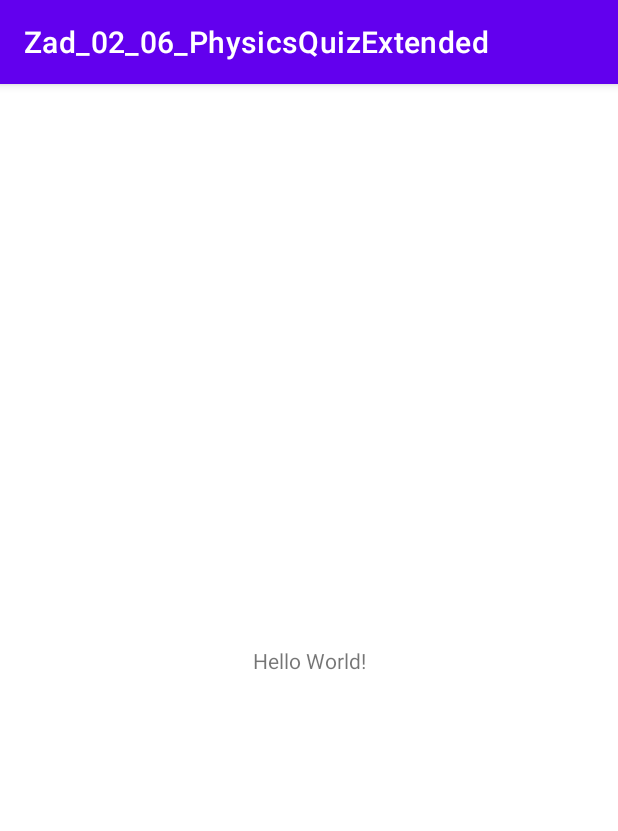
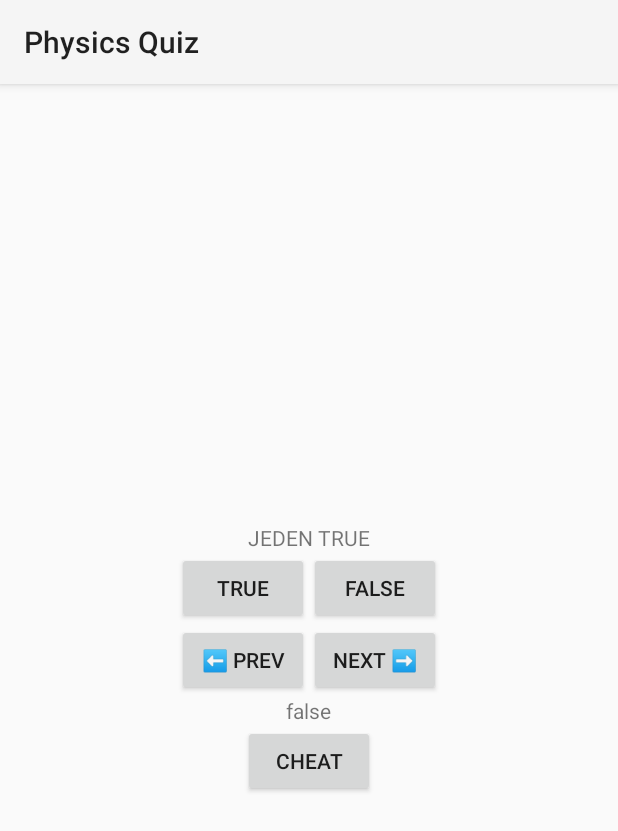
Before and after one commit to Cooookiez/UWr-Programowanie-Urzadzen-Mobilnych, an Android app: the screen it shows after launch (MainActivity), on a phone screen of 412 x 824 dp. Shown: the top 831 px of the screen. Run offline under Robolectric (Android 15) with nearby library versions, the light colour scheme and no system bars.

Commit message:
Zad_02_06 – cheated

```diff
--- a/Listy/Zad_02_06_PhysicsQuizExtended/app/build.gradle
+++ b/Listy/Zad_02_06_PhysicsQuizExtended/app/build.gradle
@@ -1,6 +1,7 @@
 plugins {
     id 'com.android.application'
     id 'kotlin-android'
+    id 'kotlin-android-extensions'
 }
 
 android {
@@ -39,6 +40,8 @@ dependencies {
     implementation 'androidx.appcompat:appcompat:1.2.0'
     implementation 'com.google.android.material:material:1.2.1'
     implementation 'androidx.constraintlayout:constraintlayout:2.0.3'
+    implementation 'androidx.navigation:navigation-fragment-ktx:2.2.2'
+    implementation 'androidx.navigation:navigation-ui-ktx:2.2.2'
     testImplementation 'junit:junit:4.+'
     androidTestImplementation 'androidx.test.ext:junit:1.1.2'
     androidTestImplementation 'androidx.test.espresso:espresso-core:3.3.0'
--- a/Listy/Zad_02_06_PhysicsQuizExtended/app/src/main/AndroidManifest.xml
+++ b/Listy/Zad_02_06_PhysicsQuizExtended/app/src/main/AndroidManifest.xml
@@ -8,7 +8,8 @@
         android:label="@string/app_name"
         android:roundIcon="@mipmap/ic_launcher_round"
         android:supportsRtl="true"
-        android:theme="@style/Theme.Zad_02_06_PhysicsQuizExtended">
+        android:theme="@style/Theme.AppCompat.Light">
+        <activity android:name=".Cheater"></activity>
         <activity android:name=".MainActivity">
             <intent-filter>
                 <action android:name="android.intent.action.MAIN" />
--- a/Listy/Zad_02_06_PhysicsQuizExtended/app/src/main/java/com/example/zad_02_06_physicsquizextended/MainActivity.kt
+++ b/Listy/Zad_02_06_PhysicsQuizExtended/app/src/main/java/com/example/zad_02_06_physicsquizextended/MainActivity.kt
@@ -1,11 +1,80 @@
 package com.example.zad_02_06_physicsquizextended
 
+import android.content.Intent
 import androidx.appcompat.app.AppCompatActivity
 import android.os.Bundle
+import android.util.Log
+import kotlinx.android.synthetic.main.activity_main.*
 
 class MainActivity : AppCompatActivity() {
+
+    companion object {
+        const val EXTRA_QUESTION: String = "com.example.zad_02_06_PhysicsQuizExtended.extra.QUESTION"
+        const val CHEATED_ANSWER = 1
+    }
+
+    private val questionBank = listOf(
+        Question("JEDEN TRUE", true),
+        Question("DWA FALSE", false),
+        Question("CZY FALSE", false),
+        Question("CZTERY TRUE", true),
+        Question("PIĘĆ FALSE", false),
+    )
+
+    private var curIndex: Int = 0
+
     override fun onCreate(savedInstanceState: Bundle?) {
         super.onCreate(savedInstanceState)
         setContentView(R.layout.activity_main)
+
+        updateQuestion()
+
+        btnOdpTrue.setOnClickListener { checkAnswer(true) }
+
+        btnOdpFalse.setOnClickListener { checkAnswer(false) }
+
+        btnCheat.setOnClickListener {
+            var intent: Intent = Intent(this, Cheater::class.java)
+            intent.putExtra(EXTRA_QUESTION, questionBank[curIndex])
+            startActivityForResult(intent, CHEATED_ANSWER)
+        }
+
+        btnNext.setOnClickListener {
+            curIndex = (curIndex+1) % questionBank.size
+            updateQuestion()
+        }
+
+        btnPrev.setOnClickListener {
+            curIndex -= 1
+            if (curIndex < 0) {
+                curIndex = questionBank.size - 1
+            }
+            updateQuestion()
+        }
+
     }
+
+    private fun checkAnswer(usrAns: Boolean) {
+        val correctAns = questionBank[curIndex].getAnswer()
+        questionBank[curIndex].setAnswered(true)
+    }
+
+    private fun updateQuestion() {
+        questionTextShow.text = questionBank[curIndex].getText()
+        questionCurMaxNumber.text = questionBank[curIndex].getCheated().toString()
+    }
+
+    override fun onActivityResult(requestCode: Int, resultCode: Int, data: Intent?) {
+        super.onActivityResult(requestCode, resultCode, data)
+        val replyQuestion = data?.getParcelableExtra<Question>(EXTRA_QUESTION)
+
+        val cheated = replyQuestion?.getCheated()
+
+        if (cheated != null) {
+            questionBank[curIndex].setCheated(cheated)
+        }
+
+        updateQuestion()
+    }
+
 }
--- a/Listy/Zad_02_06_PhysicsQuizExtended/app/src/main/res/layout/activity_main.xml
+++ b/Listy/Zad_02_06_PhysicsQuizExtended/app/src/main/res/layout/activity_main.xml
@@ -1,18 +1,68 @@
 <?xml version="1.0" encoding="utf-8"?>
-<androidx.constraintlayout.widget.ConstraintLayout xmlns:android="http://schemas.android.com/apk/res/android"
+<LinearLayout xmlns:android="http://schemas.android.com/apk/res/android"
     xmlns:app="http://schemas.android.com/apk/res-auto"
     xmlns:tools="http://schemas.android.com/tools"
     android:layout_width="match_parent"
     android:layout_height="match_parent"
+    android:orientation="vertical"
+    android:gravity="center"
     tools:context=".MainActivity">
 
     <TextView
+        android:id="@+id/questionTextShow"
         android:layout_width="wrap_content"
         android:layout_height="wrap_content"
-        android:text="Hello World!"
-        app:layout_constraintBottom_toBottomOf="parent"
-        app:layout_constraintLeft_toLeftOf="parent"
-        app:layout_constraintRight_toRightOf="parent"
-        app:layout_constraintTop_toTopOf="parent" />
+        android:text="@string/questionText"
+        android:textAlignment="center"/>
 
-</androidx.constraintlayout.widget.ConstraintLayout>
+    <LinearLayout
+        android:layout_width="wrap_content"
+        android:layout_height="wrap_content"
+        android:orientation="horizontal">
+
+        <Button
+            android:id="@+id/btnOdpTrue"
+            android:layout_width="wrap_content"
+            android:layout_height="wrap_content"
+            android:text="@string/btnOdpTrue"/>
+
+        <Button
+            android:id="@+id/btnOdpFalse"
+            android:layout_width="wrap_content"
+            android:layout_height="wrap_content"
+            android:text="@string/btnOdpFalse"/>
+
+    </LinearLayout>
+
+    <LinearLayout
+        android:layout_width="wrap_content"
+        android:layout_height="wrap_content"
+        android:orientation="horizontal">
+
+        <Button
+            android:id="@+id/btnPrev"
+            android:layout_width="wrap_content"
+            android:layout_height="wrap_content"
+            android:text="@string/btnPrev"/>
+
+        <Button
+            android:id="@+id/btnNext"
+            android:layout_width="wrap_content"
+            android:layout_height="wrap_content"
+            android:text="@string/btnNext"/>
+
+    </LinearLayout>
+
+    <TextView
+        android:id="@+id/questionCurMaxNumber"
+        android:layout_width="wrap_content"
+        android:layout_height="wrap_content"
+        android:text="@string/questionCurMaxNumber"/>
+
+    <Button
+        android:id="@+id/btnCheat"
+        android:layout_width="wrap_content"
+        android:layout_height="wrap_content"
+        android:text="@string/btnCheat"/>
+
+</LinearLayout>
--- /dev/null
+++ b/Listy/Zad_02_06_PhysicsQuizExtended/app/src/main/res/navigation/nav_graph.xml
@@ -0,0 +1,5 @@
+<?xml version="1.0" encoding="utf-8"?>
+<navigation xmlns:android="http://schemas.android.com/apk/res/android"
+    xmlns:app="http://schemas.android.com/apk/res-auto"
+    xmlns:tools="http://schemas.android.com/tools"
+    android:id="@+id/nav_graph"/>
--- /dev/null
+++ b/Listy/Zad_02_06_PhysicsQuizExtended/app/src/main/res/values/dimens.xml
@@ -0,0 +1,3 @@
+<resources>
+    <dimen name="fab_margin">16dp</dimen>
+</resources>
--- a/Listy/Zad_02_06_PhysicsQuizExtended/app/src/main/res/values/strings.xml
+++ b/Listy/Zad_02_06_PhysicsQuizExtended/app/src/main/res/values/strings.xml
@@ -1,3 +1,16 @@
 <resources>
-    <string name="app_name">Zad_02_06_PhysicsQuizExtended</string>
+    <string name="app_name">Physics Quiz</string>
+    <string name="questionText">Pytanie</string>
+    <string name="btnOdpTrue">True</string>
+    <string name="btnOdpFalse">False</string>
+    <string name="questionCurMaxNumber">2/6</string>
+    <string name="btnPrev">⬅️ Prev</string>
+    <string name="btnNext">Next ➡️</string>
+    <string name="btnCheat">Cheat</string>
+    <string name="add_question">Add question</string>
+    <string name="title_activity_cheater">cheater</string>
+    <string name="next">Next</string>
+    <string name="previous">Previous</string>
+    <string name="cheatedOdp">\??????</string>
+    <string name="btnShowAns">Show Correct Answer</string>
 </resources>
```
Also changed, not shown: Listy/Zad_02_06_PhysicsQuizExtended/app/src/main/java/com/example/zad_02_06_physicsquizextended/Cheater.kt (added, +47 -0 lines), Listy/Zad_02_06_PhysicsQuizExtended/app/src/main/java/com/example/zad_02_06_physicsquizextended/Question.kt (added, +43 -0 lines), Listy/Zad_02_06_PhysicsQuizExtended/app/src/main/res/layout/activity_cheater.xml (added, +29 -0 lines), Listy/Zad_02_06_PhysicsQuizExtended/app/src/main/res/menu/main_actionbar.xml (added, +11 -0 lines), Listy/Zad_02_06_PhysicsQuizExtended/app/src/main/res/values/themes.xml (+9 -0 lines), Listy/Zad_02_06_PhysicsQuizExtended/gradle/wrapper/gradle-wrapper.properties.
